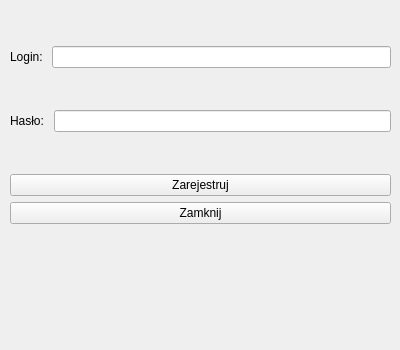
Above: _client/_projectFiles/userregister.ui from DKrakowczyk/CloudDrive before the change. Below: the same form after it.
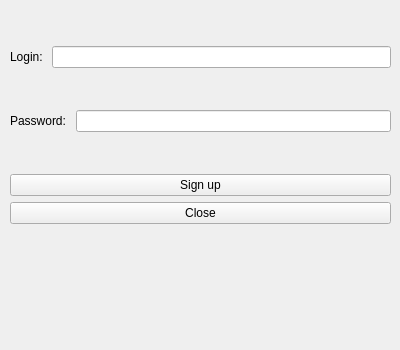
That is the form after the change. Icons and pictures are not drawn.

Diff of the .ui file:
```diff
--- a/_client/_projectFiles/userregister.ui
+++ b/_client/_projectFiles/userregister.ui
@@ -1314,7 +1314,7 @@
       <item>
        <widget class="QLabel" name="label_2">
         <property name="text">
-         <string>Hasło: </string>
+         <string>Password: </string>
         </property>
        </widget>
       </item>
@@ -1328,14 +1328,14 @@
       <item>
        <widget class="QPushButton" name="registerButton">
         <property name="text">
-         <string>Zarejestruj</string>
+         <string>Sign up</string>
         </property>
        </widget>
       </item>
       <item>
        <widget class="QPushButton" name="closeButton">
         <property name="text">
-         <string>Zamknij</string>
+         <string>Close</string>
         </property>
        </widget>
       </item>
```
